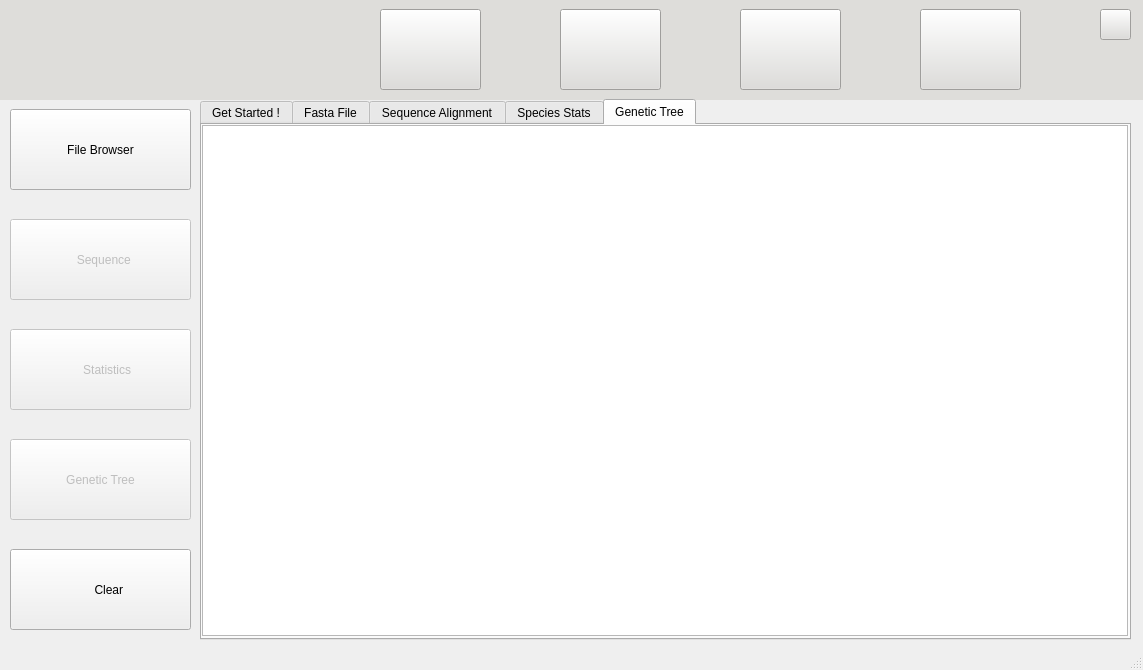
The window that scripts/Qt/main.ui (tahiri-lab/iPhyloGeo_plus_plus) describes before a commit, drawn with Qt 5.
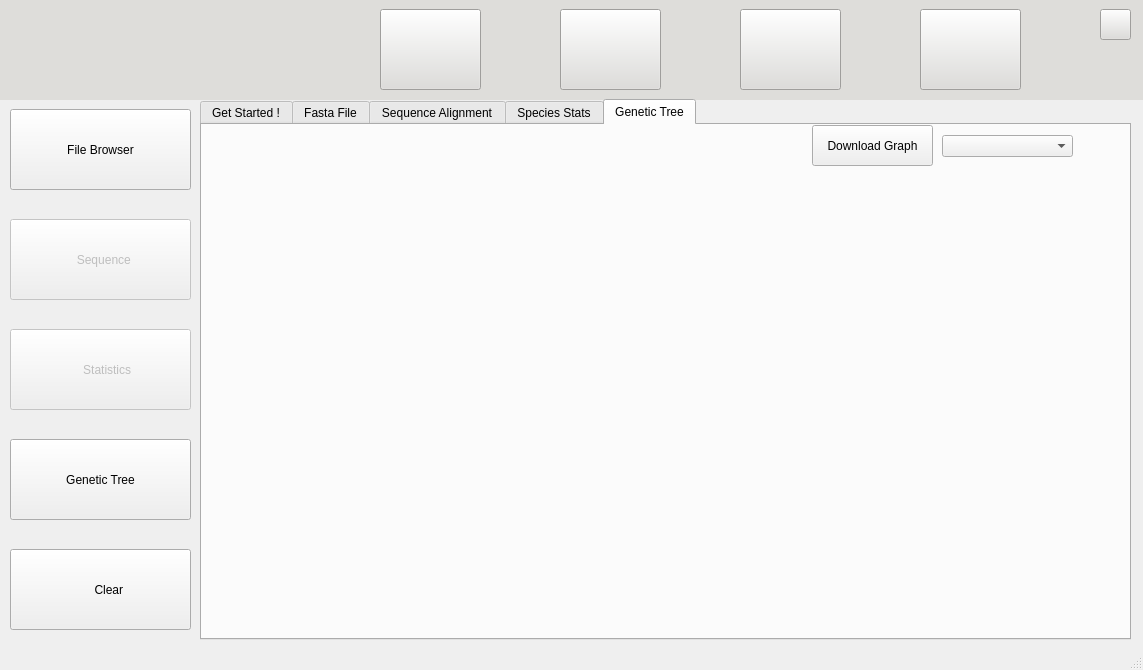
The same window after the commit. The open tabs and pages were chosen to show the change. Icons and pictures are not drawn.

Commit message: added genetic trees visualizations

```diff
--- a/scripts/Qt/main.ui
+++ b/scripts/Qt/main.ui
@@ -966,7 +966,7 @@
       </widget>
       <widget class="QPushButton" name="geneticTreeButtonPage1">
        <property name="enabled">
-        <bool>false</bool>
+        <bool>true</bool>
        </property>
        <property name="geometry">
         <rect>
@@ -1260,15 +1260,53 @@
         <attribute name="title">
          <string>Genetic Tree</string>
         </attribute>
-        <widget class="QTextEdit" name="textEditGenTree">
+        <widget class="QLabel" name="GeneticTreeLabel">
          <property name="geometry">
           <rect>
            <x>0</x>
+           <y>60</y>
+           <width>921</width>
+           <height>450</height>
+          </rect>
+         </property>
+         <property name="minimumSize">
+          <size>
+           <width>921</width>
+           <height>450</height>
+          </size>
+         </property>
+         <property name="maximumSize">
+          <size>
+           <width>921</width>
+           <height>450</height>
+          </size>
+         </property>
+         <property name="text">
+          <string/>
+         </property>
+        </widget>
+        <widget class="QComboBox" name="geneticTreescomboBox">
+         <property name="geometry">
+          <rect>
+           <x>740</x>
+           <y>10</y>
+           <width>131</width>
+           <height>22</height>
+          </rect>
+         </property>
+        </widget>
+        <widget class="QPushButton" name="downloadGraphButton">
+         <property name="geometry">
+          <rect>
+           <x>610</x>
            <y>0</y>
-           <width>926</width>
-           <height>511</height>
+           <width>121</width>
+           <height>41</height>
           </rect>
          </property>
+         <property name="text">
+          <string>Download Graph</string>
+         </property>
         </widget>
        </widget>
       </widget>
```
Left out of the diff: 45 changed lines with no effect on the pictures. The commit also changes 5 other files.
